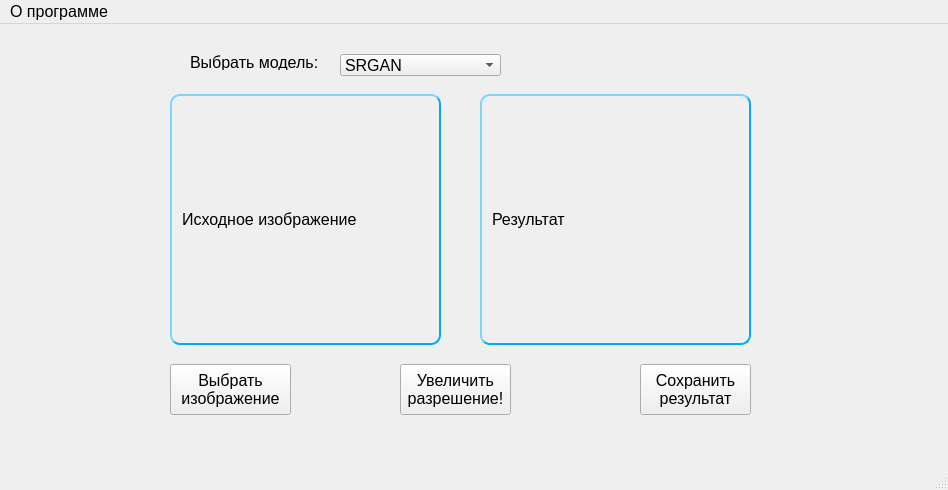
Old version of the form isr.ui in the repository rgimad/ISR_GUI.
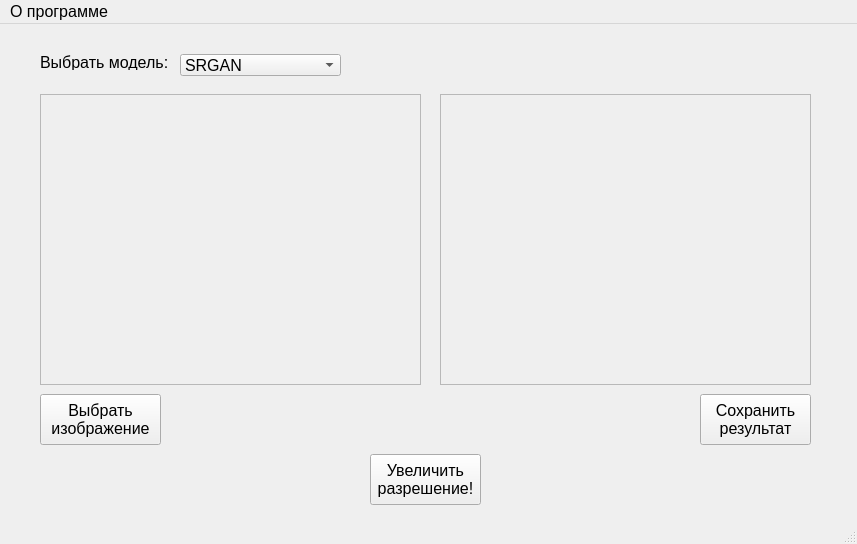
New version of the form.

Commit message: add scrolling to loaded image if need

```diff
--- a/isr.ui
+++ b/isr.ui
@@ -6,8 +6,8 @@
    <rect>
     <x>0</x>
     <y>0</y>
-    <width>948</width>
-    <height>490</height>
+    <width>857</width>
+    <height>544</height>
    </rect>
   </property>
   <property name="font">
@@ -22,8 +22,8 @@
    <widget class="QPushButton" name="btnDoSR">
     <property name="geometry">
      <rect>
-      <x>400</x>
-      <y>340</y>
+      <x>370</x>
+      <y>430</y>
       <width>111</width>
       <height>51</height>
      </rect>
@@ -40,62 +40,10 @@
 разрешение!</string>
     </property>
    </widget>
-   <widget class="QLabel" name="labelInputImage">
-    <property name="geometry">
-     <rect>
-      <x>170</x>
-      <y>70</y>
-      <width>271</width>
-      <height>251</height>
-     </rect>
-    </property>
-    <property name="font">
-     <font>
-      <pointsize>12</pointsize>
-     </font>
-    </property>
-    <property name="styleSheet">
-     <string notr="true">border-style: outset;
-border-width: 2px;
-border-radius: 10px;
-border-color: rgb(0, 170, 255);
-min-width: 10em;
-padding: 6px;</string>
-    </property>
-    <property name="text">
-     <string>Исходное изображение</string>
-    </property>
-   </widget>
-   <widget class="QLabel" name="labelOutputImage">
-    <property name="geometry">
-     <rect>
-      <x>480</x>
-      <y>70</y>
-      <width>271</width>
-      <height>251</height>
-     </rect>
-    </property>
-    <property name="font">
-     <font>
-      <pointsize>12</pointsize>
-     </font>
-    </property>
-    <property name="styleSheet">
-     <string notr="true">border-style: outset;
-border-width: 2px;
-border-radius: 10px;
-border-color: rgb(0, 170, 255);
-min-width: 10em;
-padding: 6px;</string>
-    </property>
-    <property name="text">
-     <string>Результат </string>
-    </property>
-   </widget>
    <widget class="QLabel" name="label">
     <property name="geometry">
      <rect>
-      <x>190</x>
+      <x>40</x>
       <y>30</y>
       <width>141</width>
       <height>16</height>
@@ -113,7 +61,7 @@
    <widget class="QComboBox" name="cbChooseModel">
     <property name="geometry">
      <rect>
-      <x>340</x>
+      <x>180</x>
       <y>30</y>
       <width>161</width>
       <height>22</height>
@@ -138,8 +86,8 @@
    <widget class="QPushButton" name="bthSaveResult">
     <property name="geometry">
      <rect>
-      <x>640</x>
-      <y>340</y>
+      <x>700</x>
+      <y>370</y>
       <width>111</width>
       <height>51</height>
      </rect>
@@ -157,8 +105,8 @@
    <widget class="QPushButton" name="btnChooseImage">
     <property name="geometry">
      <rect>
-      <x>170</x>
-      <y>340</y>
+      <x>40</x>
+      <y>370</y>
       <width>121</width>
       <height>51</height>
      </rect>
@@ -168,13 +116,59 @@
 изображение</string>
     </property>
    </widget>
+   <widget class="QScrollArea" name="scrollAreaInputImage">
+    <property name="geometry">
+     <rect>
+      <x>40</x>
+      <y>70</y>
+      <width>381</width>
+      <height>291</height>
+     </rect>
+    </property>
+    <property name="widgetResizable">
+     <bool>true</bool>
+    </property>
+    <widget class="QWidget" name="scrollAreaWidgetContents_2">
+     <property name="geometry">
+      <rect>
+       <x>0</x>
+       <y>0</y>
+       <width>379</width>
+       <height>289</height>
+      </rect>
+     </property>
+    </widget>
+   </widget>
+   <widget class="QScrollArea" name="scrollAreaOutputImage">
+    <property name="geometry">
+     <rect>
+      <x>440</x>
+      <y>70</y>
+      <width>371</width>
+      <height>291</height>
+     </rect>
+    </property>
+    <property name="widgetResizable">
+     <bool>true</bool>
+    </property>
+    <widget class="QWidget" name="scrollAreaWidgetContents_3">
+     <property name="geometry">
+      <rect>
+       <x>0</x>
+       <y>0</y>
+       <width>369</width>
+       <height>289</height>
+      </rect>
+     </property>
+    </widget>
+   </widget>
   </widget>
   <widget class="QMenuBar" name="menubar">
    <property name="geometry">
     <rect>
      <x>0</x>
      <y>0</y>
-     <width>948</width>
+     <width>857</width>
      <height>21</height>
     </rect>
    </property>
```
The commit also changes 1 other file.
